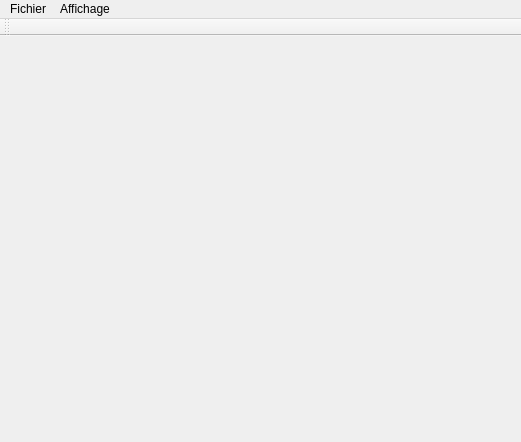
Above: logiciel/client/client.ui from kbollini/dessin-realite-augmentee before the change. Below: the same form after it.
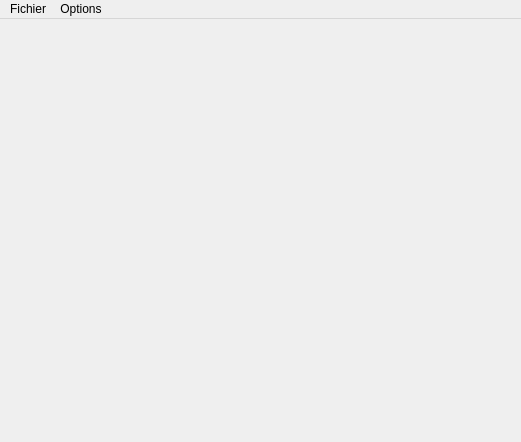
That is the form after the change.

```diff
--- a/logiciel/client/client.ui
+++ b/logiciel/client/client.ui
@@ -34,7 +34,7 @@
    </widget>
    <widget class="QMenu" name="menuAffichage">
     <property name="title">
-     <string>Affichage</string>
+     <string>Options</string>
     </property>
     <addaction name="actionPleinEcran"/>
     <addaction name="actionBarreOutils"/>
@@ -42,17 +42,6 @@
    <addaction name="menuFichier"/>
    <addaction name="menuAffichage"/>
   </widget>
-  <widget class="QToolBar" name="toolBar">
-   <property name="windowTitle">
-    <string>toolBar</string>
-   </property>
-   <attribute name="toolBarArea">
-    <enum>TopToolBarArea</enum>
-   </attribute>
-   <attribute name="toolBarBreak">
-    <bool>false</bool>
-   </attribute>
-  </widget>
   <action name="actionQuitter">
    <property name="text">
     <string>Quitter</string>
```
Left out of the diff: 46 changed lines with no effect on the pictures.
